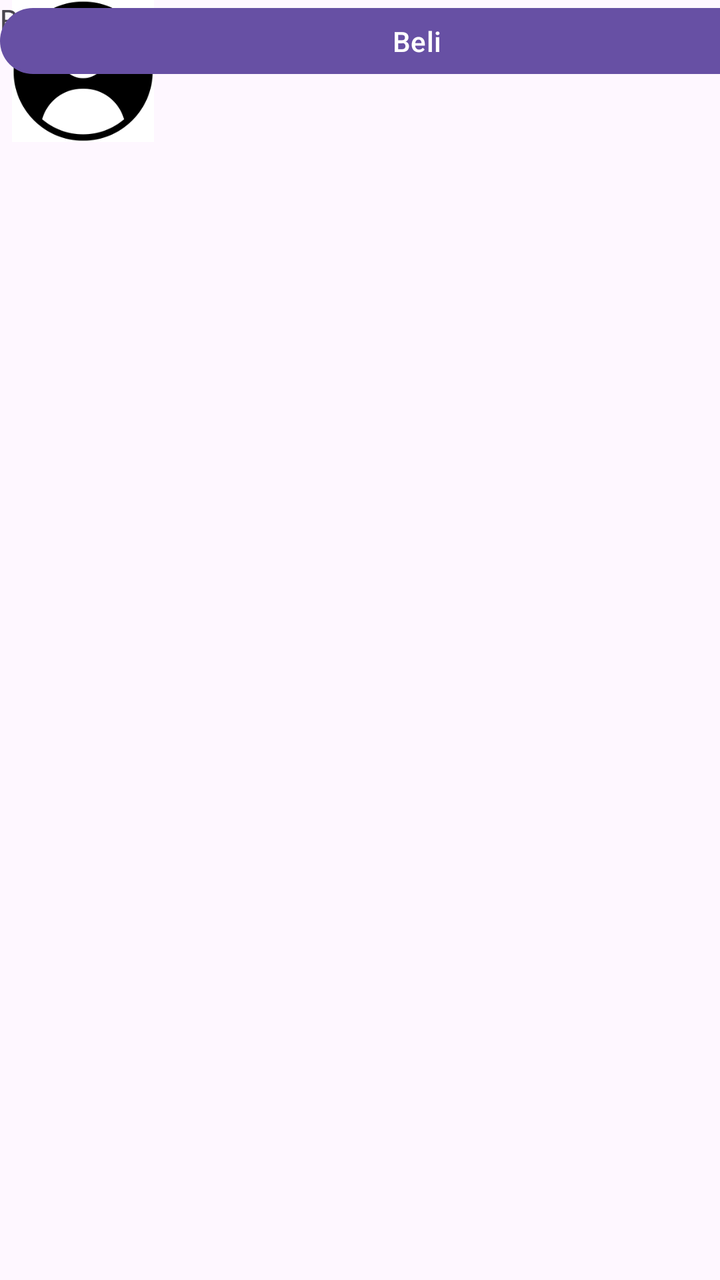
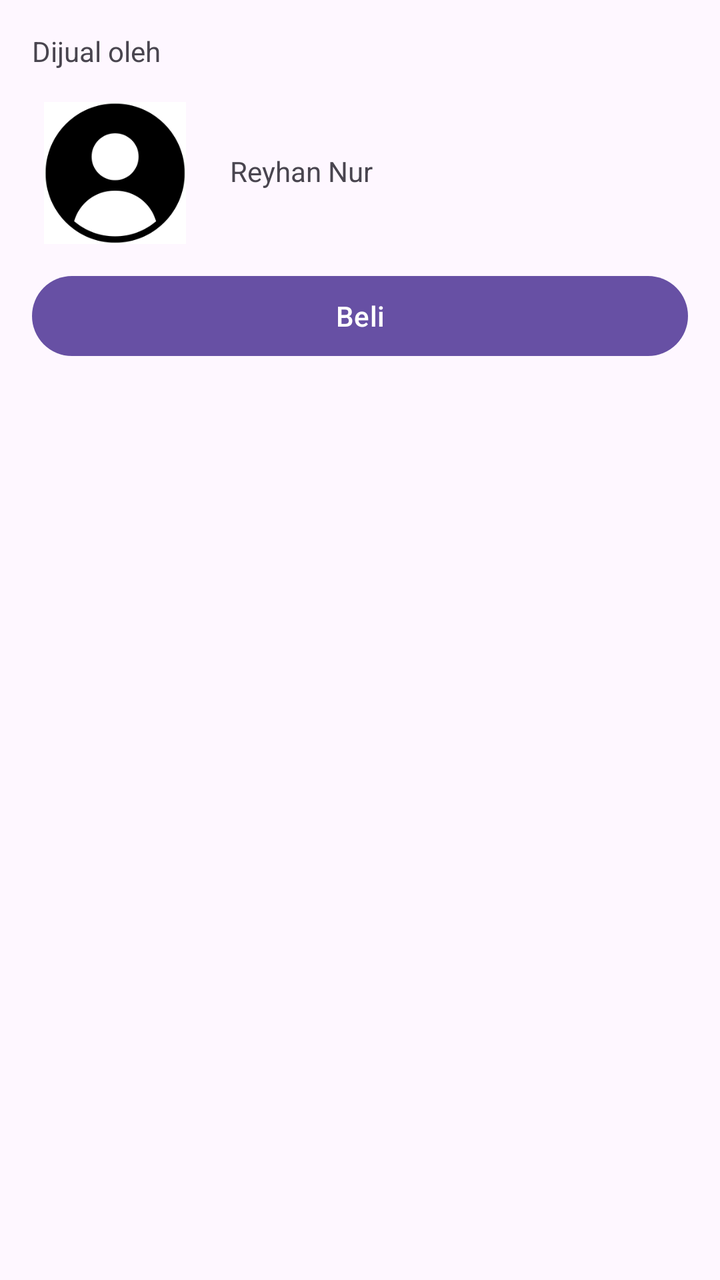

Two renders of the same Android screen: before a commit and after it. Below are the layout's source before the change and the commit's diff.
<!-- AndroidManifest.xml: application theme Theme.MyApplication -->
<!-- res/layout/layout_seller.xml -->
<?xml version="1.0" encoding="utf-8"?>
<androidx.constraintlayout.widget.ConstraintLayout
    xmlns:android="http://schemas.android.com/apk/res/android"
    xmlns:tools="http://schemas.android.com/tools"
    android:layout_width="match_parent"
    android:layout_height="match_parent">

    <TextView
        android:layout_width="wrap_content"
        android:layout_height="wrap_content"
        android:text="@string/seller"/>

    <ImageView
        android:layout_width="83dp"
        android:layout_height="71dp"
        android:src="@drawable/ic_user_square"
        tools:layout_editor_absoluteX="0dp"
        tools:layout_editor_absoluteY="79dp" />

    <TextView
        android:layout_width="wrap_content"
        android:layout_height="wrap_content"
        android:text="@string/my_name"
        tools:layout_editor_absoluteX="0dp"
        tools:layout_editor_absoluteY="171dp" />

    <Button
        android:layout_width="417dp"
        android:layout_height="41dp"
        android:text="@string/buy"
        tools:layout_editor_absoluteX="0dp"
        tools:layout_editor_absoluteY="250dp" />


</androidx.constraintlayout.widget.ConstraintLayout>
<!-- resources referenced by this layout -->
<resources>
  <!-- drawable ic_user_square: png bitmap (drawable, 10903 bytes) -->
  <string name="buy">Beli</string>
  <string name="my_name">Reyhan Nur</string>
  <string name="seller">Dijual oleh</string>
  <style name="Theme.MyApplication" parent="Base.Theme.MyApplication" />
  <style name="Base.Theme.MyApplication" parent="Theme.Material3.DayNight.NoActionBar">
          
          
      </style>
</resources>

<!-- the commit's change to res/layout/layout_seller.xml (unified diff, before → after) -->
@@ -1,35 +1,60 @@
 <?xml version="1.0" encoding="utf-8"?>
 <androidx.constraintlayout.widget.ConstraintLayout
     xmlns:android="http://schemas.android.com/apk/res/android"
-    xmlns:tools="http://schemas.android.com/tools"
+    xmlns:app="http://schemas.android.com/apk/res-auto"
     android:layout_width="match_parent"
     android:layout_height="match_parent">
 
     <TextView
-        android:layout_width="wrap_content"
+        android:id="@+id/tvSeller"
+        android:layout_width="0dp"
         android:layout_height="wrap_content"
-        android:text="@string/seller"/>
+        android:layout_marginStart="16dp"
+        android:layout_marginTop="16dp"
+        android:layout_marginEnd="16dp"
+        android:text="@string/seller"
+        app:layout_constraintEnd_toEndOf="parent"
+        app:layout_constraintHorizontal_bias="0.0"
+        app:layout_constraintStart_toStartOf="parent"
+        app:layout_constraintTop_toTopOf="parent" />
 
     <ImageView
+        android:id="@+id/ivProfile"
         android:layout_width="83dp"
         android:layout_height="71dp"
+        android:layout_marginStart="16dp"
+        android:layout_marginTop="16dp"
         android:src="@drawable/ic_user_square"
-        tools:layout_editor_absoluteX="0dp"
-        tools:layout_editor_absoluteY="79dp" />
+        app:layout_constraintEnd_toEndOf="parent"
+        app:layout_constraintHorizontal_bias="0.0"
+        app:layout_constraintStart_toStartOf="parent"
+        app:layout_constraintTop_toBottomOf="@+id/tvSeller" />
 
     <TextView
-        android:layout_width="wrap_content"
+        android:id="@+id/tvProfile"
+        android:layout_width="0dp"
         android:layout_height="wrap_content"
+        android:layout_marginStart="16dp"
         android:text="@string/my_name"
-        tools:layout_editor_absoluteX="0dp"
-        tools:layout_editor_absoluteY="171dp" />
+        app:layout_constraintBottom_toBottomOf="@+id/ivProfile"
+        app:layout_constraintEnd_toEndOf="parent"
+        app:layout_constraintHorizontal_bias="0.058"
+        app:layout_constraintStart_toEndOf="@+id/ivProfile"
+        app:layout_constraintTop_toTopOf="@+id/ivProfile"
+        app:layout_constraintVertical_bias="0.48" />
 
     <Button
-        android:layout_width="417dp"
-        android:layout_height="41dp"
+        android:id="@+id/btnBuy"
+        android:layout_width="match_parent"
+        android:layout_height="wrap_content"
+        android:layout_marginStart="16dp"
+        android:layout_marginTop="12dp"
+        android:layout_marginEnd="16dp"
         android:text="@string/buy"
-        tools:layout_editor_absoluteX="0dp"
-        tools:layout_editor_absoluteY="250dp" />
+        app:layout_constraintEnd_toEndOf="parent"
+        app:layout_constraintHorizontal_bias="0.0"
+        app:layout_constraintStart_toStartOf="parent"
+        app:layout_constraintTop_toBottomOf="@+id/ivProfile" />
 
 
 </androidx.constraintlayout.widget.ConstraintLayout>
